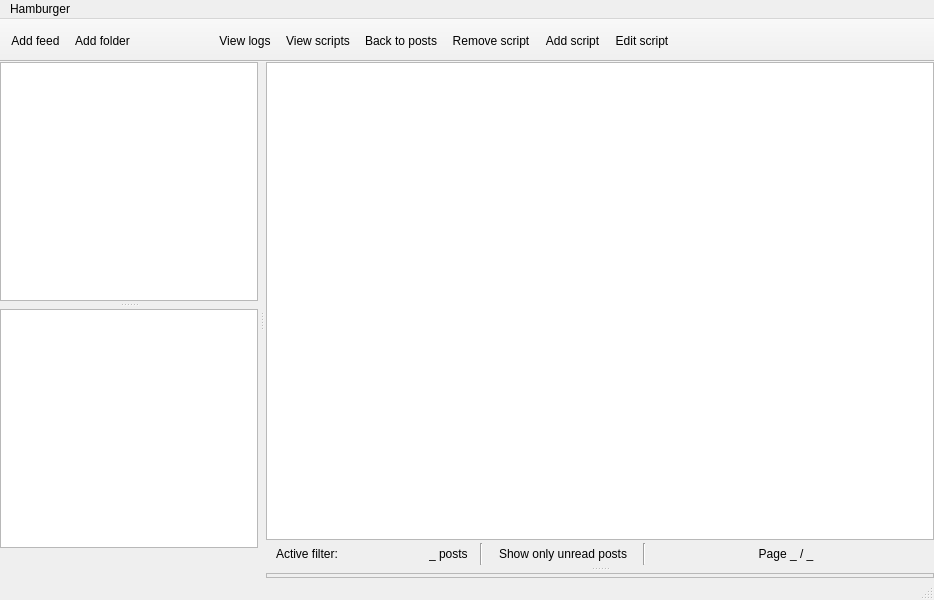
This is client-desktop/src/widgets/MainWindow.ui in zappatic/ZapFeedReader as Qt 5 draws it before an edit. The edited form follows.
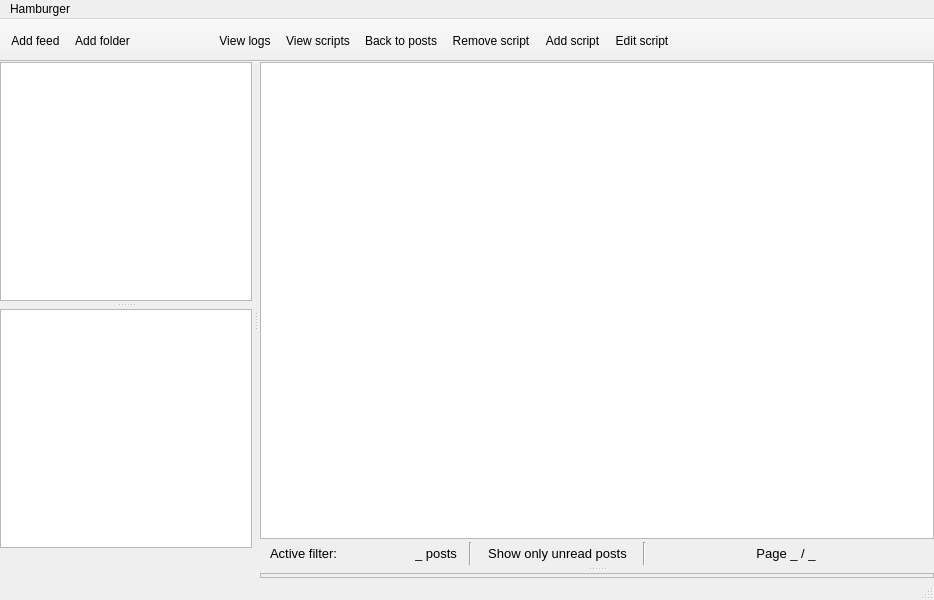
This is the edited form. The open tabs and pages were chosen to show the change. Custom widgets are drawn as their Qt base class.

Commit message: set smaller font size of labels and buttons in ui, not code

Patch:
```diff
--- a/client-desktop/src/widgets/MainWindow.ui
+++ b/client-desktop/src/widgets/MainWindow.ui
@@ -300,6 +300,11 @@
                  </item>
                  <item>
                   <widget class="QLabel" name="labelActiveFilter">
+                   <property name="font">
+                    <font>
+                     <pointsize>10</pointsize>
+                    </font>
+                   </property>
                    <property name="text">
                     <string>Active filter:</string>
                    </property>
@@ -329,6 +334,11 @@
                  </item>
                  <item>
                   <widget class="QLabel" name="labelActiveFilterOther">
+                   <property name="font">
+                    <font>
+                     <pointsize>10</pointsize>
+                    </font>
+                   </property>
                    <property name="text">
                     <string/>
                    </property>
@@ -351,6 +361,11 @@
                </item>
                <item>
                 <widget class="QLabel" name="labelTotalPostCount">
+                 <property name="font">
+                  <font>
+                   <pointsize>10</pointsize>
+                  </font>
+                 </property>
                  <property name="text">
                   <string>_ posts</string>
                  </property>
@@ -365,6 +380,11 @@
                </item>
                <item>
                 <widget class="QPushButton" name="pushButtonToggleShowUnread">
+                 <property name="font">
+                  <font>
+                   <pointsize>10</pointsize>
+                  </font>
+                 </property>
                  <property name="text">
                   <string>Show only unread posts</string>
                  </property>
@@ -438,6 +458,11 @@
                   </item>
                   <item>
                    <widget class="QPushButton" name="pushButtonPostPageNumber">
+                    <property name="font">
+                     <font>
+                      <pointsize>10</pointsize>
+                     </font>
+                    </property>
                     <property name="cursor">
                      <cursorShape>PointingHandCursor</cursorShape>
                     </property>
```
Left out of the diff: 7 changed lines with no effect on the pictures. The commit also changes 1 other file.
